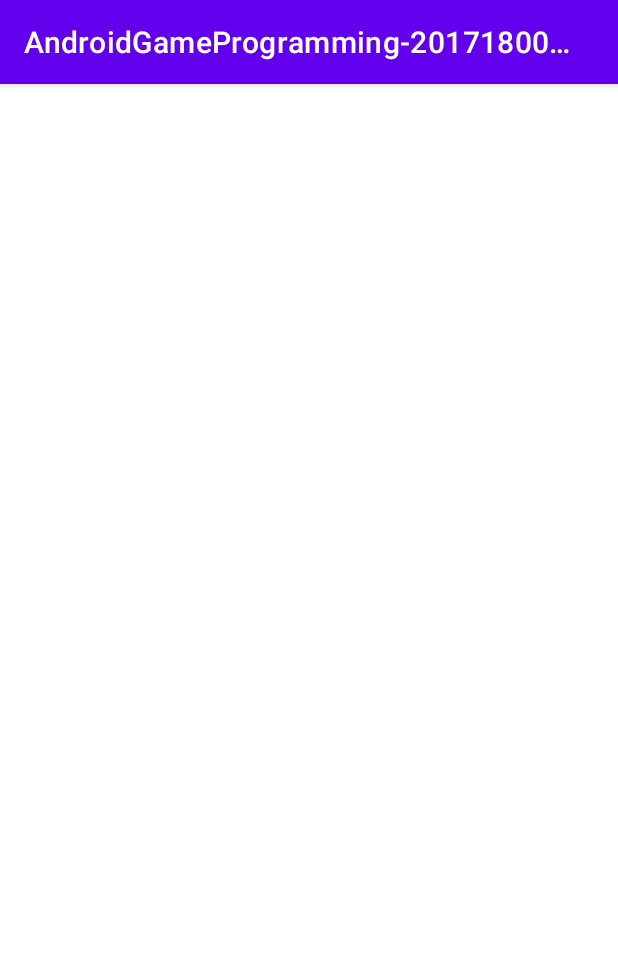
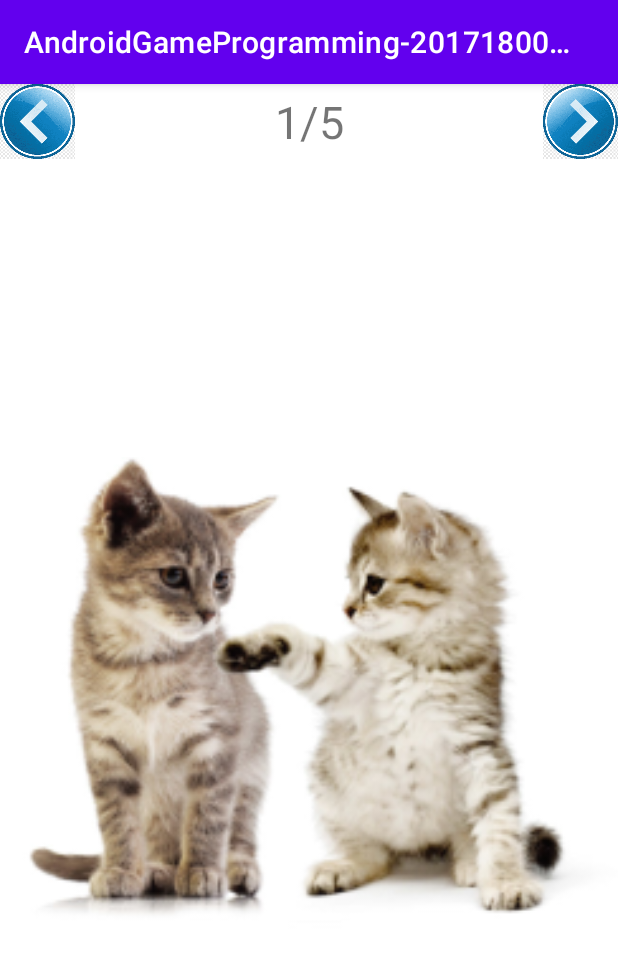
Before and after one commit to kimrugi/AndroidGameProgramming2017180016, an Android app: the screen it shows after launch (MainActivity), on a phone screen of 412 x 824 dp. Shown: the top 953 px of the screen. Run offline under Robolectric (Android 15) with nearby library versions, the light colour scheme and no system bars.

Commit message:
Create setPage
setPage : 페이지 설정하고 번호 바꾸고 이미지를 바꾸는 함수

```diff
--- a/Projects/7ImageSwitcher/app/src/main/java/com/tu/agp/androidgametermproject/androidgameprogramming_2017180016/MainActivity.java
+++ b/Projects/7ImageSwitcher/app/src/main/java/com/tu/agp/androidgametermproject/androidgameprogramming_2017180016/MainActivity.java
@@ -9,24 +9,42 @@ import android.widget.TextView;
 
 public class MainActivity extends AppCompatActivity {
 
+    public static final int I = 0;
     private TextView pageNumberText;
     private int pageNumber;
     private ImageView catImage;
+    private static final int[] imageIndex = {
+            R.mipmap.cat1,
+            R.mipmap.cat2,
+            R.mipmap.cat3,
+            R.mipmap.cat4,
+            R.mipmap.cat5
+    };
 
     @Override
     protected void onCreate(Bundle savedInstanceState) {
         super.onCreate(savedInstanceState);
+        setContentView(R.layout.activity_main);
+
         catImage = findViewById(R.id.catImage);
         pageNumberText = findViewById(R.id.pageNumber);
         pageNumber = 1;
-
+        setPage(pageNumber);
     }
 
     public void prevBtn(View view) {
-
+        setPage(pageNumber-1);
     }
 
     public void nextBtn(View view) {
+        setPage(pageNumber+1);
+    }
+
+    private void setPage(int pageNum){
+        if(pageNum < 1 || pageNum > 5) return;
+        pageNumber = pageNum;
+        pageNumberText.setText(pageNumber+"/5");
+        catImage.setImageResource(imageIndex[pageNumber-1]);
 
     }
 
```
